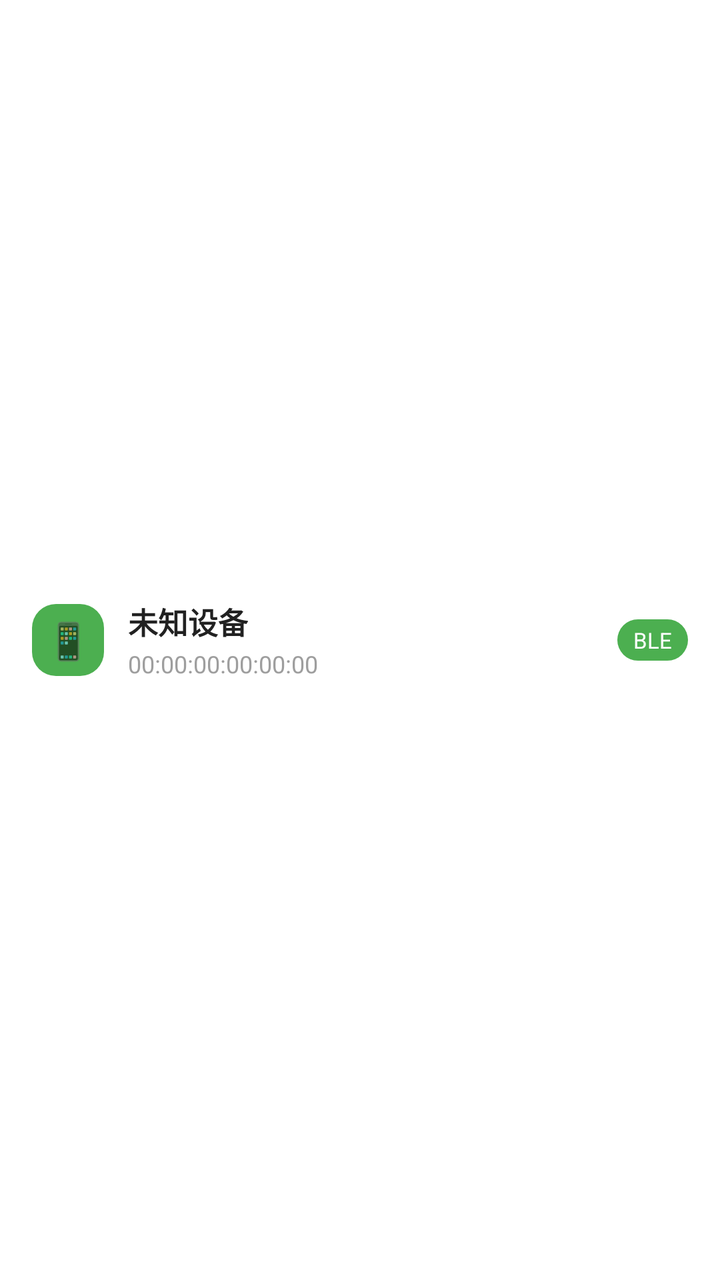
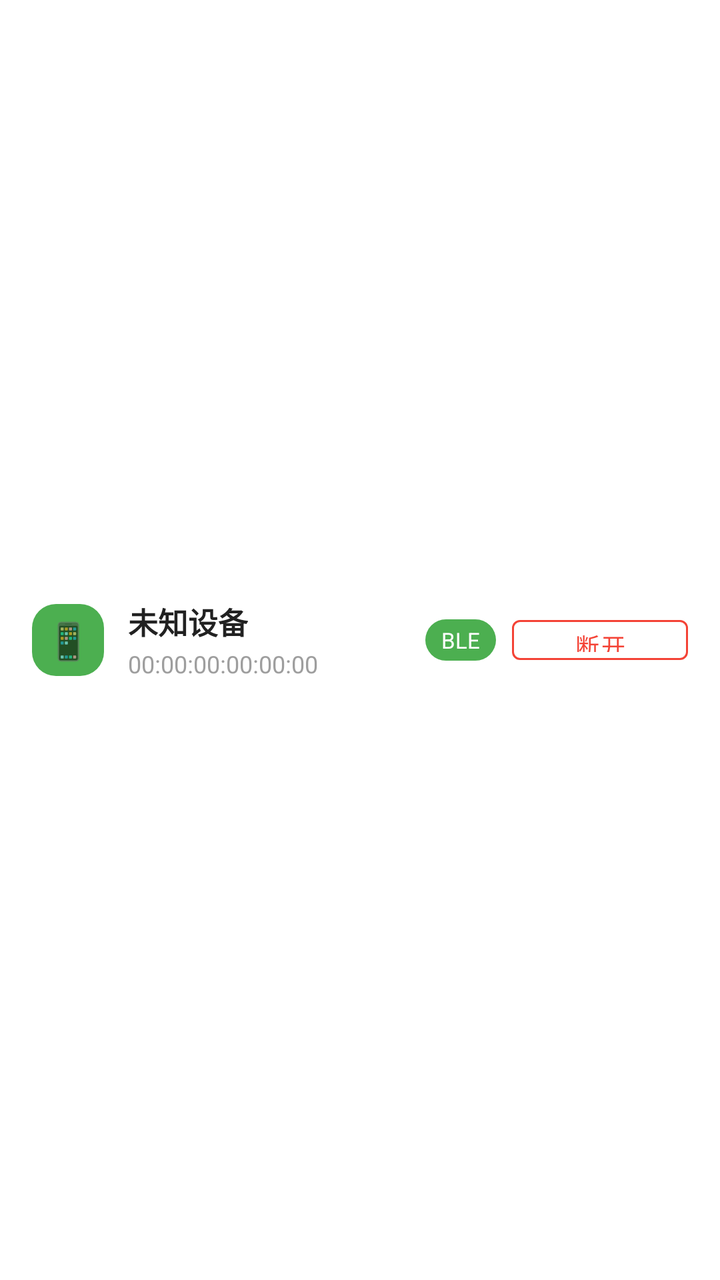

Two renders of the same Android screen: before a commit and after it. Below are the layout's source before the change and the commit's diff.
<!-- AndroidManifest.xml: application theme Theme.Gasserver -->
<!-- res/layout/item_device.xml -->
<?xml version="1.0" encoding="utf-8"?>
<LinearLayout xmlns:android="http://schemas.android.com/apk/res/android"
    android:layout_width="match_parent"
    android:layout_height="wrap_content"
    android:background="?attr/selectableItemBackground"
    android:gravity="center_vertical"
    android:orientation="horizontal"
    android:paddingHorizontal="16dp"
    android:paddingVertical="12dp">

    
    <TextView
        android:layout_width="36dp"
        android:layout_height="36dp"
        android:layout_marginEnd="12dp"
        android:background="@drawable/status_green"
        android:gravity="center"
        android:text="📱"
        android:textSize="18sp" />

    
    <LinearLayout
        android:layout_width="0dp"
        android:layout_height="wrap_content"
        android:layout_weight="1"
        android:orientation="vertical">

        <TextView
            android:id="@+id/tv_device_name"
            android:layout_width="wrap_content"
            android:layout_height="wrap_content"
            android:text="未知设备"
            android:textColor="#212121"
            android:textSize="15sp"
            android:textStyle="bold" />

        <TextView
            android:id="@+id/tv_device_address"
            android:layout_width="wrap_content"
            android:layout_height="wrap_content"
            android:layout_marginTop="2dp"
            android:text="00:00:00:00:00:00"
            android:textColor="#9E9E9E"
            android:textSize="12sp" />
    </LinearLayout>

    
    <TextView
        android:id="@+id/tv_device_mode"
        android:layout_width="wrap_content"
        android:layout_height="wrap_content"
        android:background="@drawable/status_green"
        android:paddingHorizontal="8dp"
        android:paddingVertical="3dp"
        android:text="BLE"
        android:textColor="@android:color/white"
        android:textSize="11sp" />

</LinearLayout>
<!-- resources referenced by this layout -->
<resources>
  <!-- drawable status_green (drawable) -->
  <?xml version="1.0" encoding="utf-8"?>
  <shape xmlns:android="http://schemas.android.com/apk/res/android"
      android:shape="rectangle">
      <solid android:color="#4CAF50" />
      <corners android:radius="12dp" />
  </shape>
  <style name="Theme.Gasserver" parent="Base.Theme.Gasserver" />
  <style name="Base.Theme.Gasserver" parent="Theme.MaterialComponents.DayNight.NoActionBar">
          <item name="colorPrimary">@color/green_primary</item>
          <item name="colorPrimaryVariant">@color/green_dark</item>
          <item name="colorOnPrimary">@color/white</item>
          <item name="colorSecondary">@color/green_primary</item>
          <item name="colorOnSecondary">@color/white</item>
      </style>
  <color name="green_primary">#4CAF50</color>
  <color name="green_dark">#1B5E20</color>
  <color name="white">#FFFFFFFF</color>
</resources>

<!-- the commit's change to res/layout/item_device.xml (unified diff, before → after) -->
@@ -2,7 +2,10 @@
 <LinearLayout xmlns:android="http://schemas.android.com/apk/res/android"
     android:layout_width="match_parent"
     android:layout_height="wrap_content"
-    android:background="?attr/selectableItemBackground"
+    android:background="@android:color/white"
+    android:layout_marginHorizontal="12dp"
+    android:layout_marginTop="8dp"
+    android:elevation="2dp"
     android:gravity="center_vertical"
     android:orientation="horizontal"
     android:paddingHorizontal="16dp"
@@ -56,4 +59,18 @@
         android:textColor="@android:color/white"
         android:textSize="11sp" />
 
+    
+    <com.google.android.material.button.MaterialButton
+        android:id="@+id/btn_disconnect"
+        style="@style/Widget.MaterialComponents.Button.OutlinedButton"
+        android:layout_width="wrap_content"
+        android:layout_height="32dp"
+        android:layout_marginStart="8dp"
+        android:text="断开"
+        android:textColor="#F44336"
+        android:textSize="12sp"
+        app:strokeColor="#F44336"
+        app:cornerRadius="4dp"
+        xmlns:app="http://schemas.android.com/apk/res-auto" />
+
 </LinearLayout>
